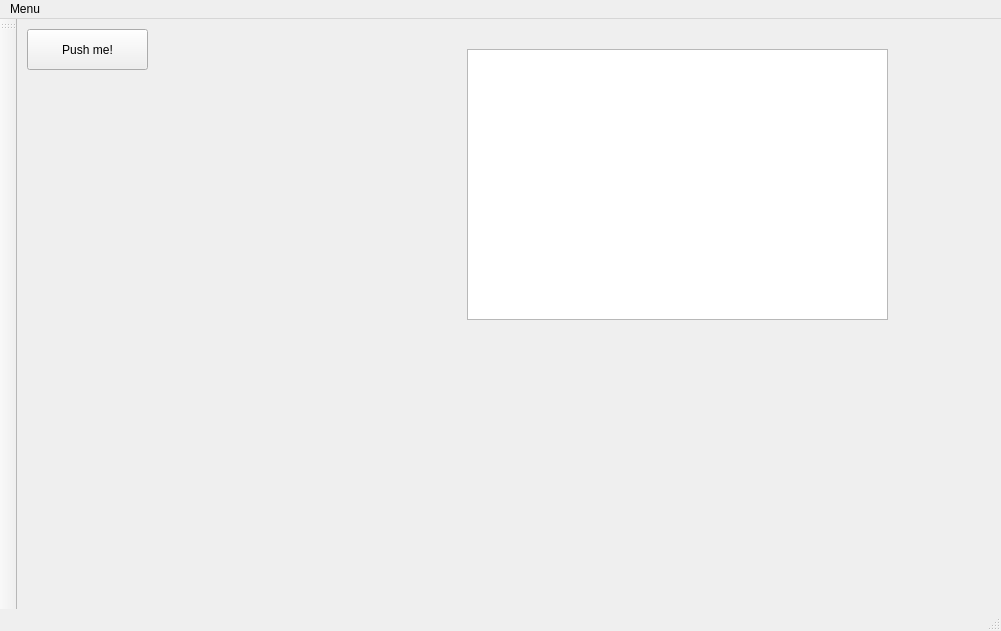
First picture: the form in Workstation_project_shae/mainwindow.ui, repository jspngh/shae-workstation, before the edit.
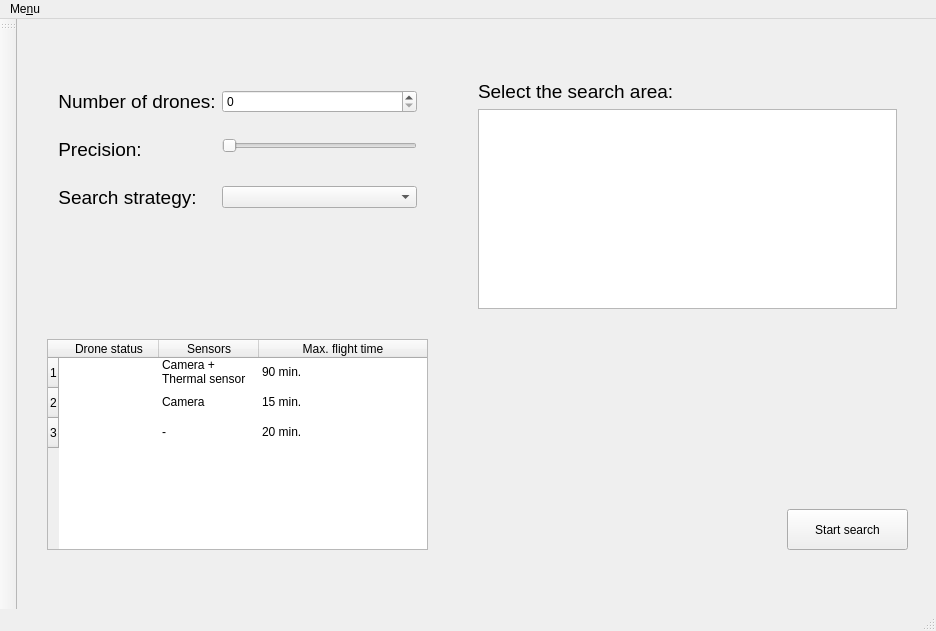
Second picture: the form after the edit.

Commit message: Basic layout init screen

What changed in the file:
```diff
--- a/Workstation_project_shae/mainwindow.ui
+++ b/Workstation_project_shae/mainwindow.ui
@@ -6,7 +6,7 @@
    <rect>
     <x>0</x>
     <y>0</y>
-    <width>1001</width>
+    <width>936</width>
     <height>631</height>
    </rect>
   </property>
@@ -17,38 +17,170 @@
    <widget class="QPushButton" name="helloWorldButton">
     <property name="geometry">
      <rect>
-      <x>10</x>
-      <y>10</y>
+      <x>770</x>
+      <y>490</y>
       <width>121</width>
       <height>41</height>
      </rect>
     </property>
     <property name="text">
-     <string>Push me!</string>
+     <string>Start search</string>
     </property>
    </widget>
-   <widget class="QLabel" name="helloWorldLabel">
+   <widget class="QTableWidget" name="dronesTable">
     <property name="geometry">
      <rect>
-      <x>100</x>
-      <y>110</y>
-      <width>191</width>
-      <height>71</height>
+      <x>30</x>
+      <y>320</y>
+      <width>381</width>
+      <height>211</height>
      </rect>
     </property>
-    <property name="text">
-     <string>&lt;html&gt;&lt;head/&gt;&lt;body&gt;&lt;p align=&quot;center&quot;&gt;&lt;span style=&quot; font-size:16pt;&quot;&gt;&lt;br/&gt;&lt;/span&gt;&lt;/p&gt;&lt;/body&gt;&lt;/html&gt;</string>
+    <property name="gridStyle">
+     <enum>Qt::NoPen</enum>
     </property>
+    <property name="sortingEnabled">
+     <bool>false</bool>
+    </property>
+    <property name="rowCount">
+     <number>3</number>
+    </property>
+    <attribute name="horizontalHeaderCascadingSectionResizes">
+     <bool>false</bool>
+    </attribute>
+    <attribute name="horizontalHeaderShowSortIndicator" stdset="0">
+     <bool>false</bool>
+    </attribute>
+    <attribute name="horizontalHeaderStretchLastSection">
+     <bool>true</bool>
+    </attribute>
+    <attribute name="verticalHeaderShowSortIndicator" stdset="0">
+     <bool>false</bool>
+    </attribute>
+    <row/>
+    <row/>
+    <row/>
+    <column>
+     <property name="text">
+      <string>Drone status</string>
+     </property>
+    </column>
+    <column>
+     <property name="text">
+      <string>Sensors</string>
+     </property>
+    </column>
+    <column>
+     <property name="text">
+      <string>Max. flight time</string>
+     </property>
+    </column>
+    <item row="0" column="0">
+     <property name="text">
+      <string/>
+     </property>
+    </item>
+    <item row="0" column="1">
+     <property name="text">
+      <string>Camera + Thermal sensor</string>
+     </property>
+    </item>
+    <item row="0" column="2">
+     <property name="text">
+      <string>90 min.</string>
+     </property>
+    </item>
+    <item row="1" column="1">
+     <property name="text">
+      <string>Camera</string>
+     </property>
+    </item>
+    <item row="1" column="2">
+     <property name="text">
+      <string>15 min.</string>
+     </property>
+    </item>
+    <item row="2" column="1">
+     <property name="text">
+      <string>-</string>
+     </property>
+    </item>
+    <item row="2" column="2">
+     <property name="text">
+      <string>20 min.</string>
+     </property>
+    </item>
    </widget>
-   <widget class="QGraphicsView" name="graphicsView">
+   <widget class="QWidget" name="layoutWidget">
     <property name="geometry">
      <rect>
       <x>450</x>
-      <y>30</y>
-      <width>421</width>
-      <height>271</height>
+      <y>50</y>
+      <width>441</width>
+      <height>251</height>
      </rect>
     </property>
+    <layout class="QVBoxLayout" name="searchArea">
+     <item>
+      <widget class="QLabel" name="searchAreaLabel">
+       <property name="text">
+        <string>&lt;html&gt;&lt;head/&gt;&lt;body&gt;&lt;p&gt;&lt;span style=&quot; font-size:14pt;&quot;&gt;Select the search area:&lt;/span&gt;&lt;/p&gt;&lt;/body&gt;&lt;/html&gt;</string>
+       </property>
+      </widget>
+     </item>
+     <item>
+      <widget class="QGraphicsView" name="searchAreaMap"/>
+     </item>
+    </layout>
+   </widget>
+   <widget class="QWidget" name="layoutWidget">
+    <property name="geometry">
+     <rect>
+      <x>30</x>
+      <y>60</y>
+      <width>381</width>
+      <height>241</height>
+     </rect>
+    </property>
+    <layout class="QFormLayout" name="searchParameters">
+     <property name="verticalSpacing">
+      <number>25</number>
+     </property>
+     <item row="0" column="0">
+      <widget class="QLabel" name="nrOfDronesLabel">
+       <property name="text">
+        <string>&lt;html&gt;&lt;head/&gt;&lt;body&gt;&lt;p align=&quot;center&quot;&gt;&lt;span style=&quot; font-size:14pt;&quot;&gt;Number of drones:&lt;/span&gt;&lt;/p&gt;&lt;/body&gt;&lt;/html&gt;</string>
+       </property>
+      </widget>
+     </item>
+     <item row="0" column="1">
+      <widget class="QSpinBox" name="nrOfDronesSpinBox"/>
+     </item>
+     <item row="1" column="0">
+      <widget class="QLabel" name="precisionLabel">
+       <property name="text">
+        <string>&lt;html&gt;&lt;head/&gt;&lt;body&gt;&lt;p align=&quot;center&quot;&gt;&lt;span style=&quot; font-size:14pt;&quot;&gt;Precision:&lt;/span&gt;&lt;/p&gt;&lt;/body&gt;&lt;/html&gt;</string>
+       </property>
+      </widget>
+     </item>
+     <item row="1" column="1">
+      <widget class="QSlider" name="precisionSlider">
+       <property name="orientation">
+        <enum>Qt::Horizontal</enum>
+       </property>
+      </widget>
+     </item>
+     <item row="2" column="0">
+      <widget class="QLabel" name="sarchStrategyLabel">
+       <property name="text">
+        <string>&lt;html&gt;&lt;head/&gt;&lt;body&gt;&lt;p align=&quot;center&quot;&gt;&lt;span style=&quot; font-size:14pt;&quot;&gt;Search strategy:&lt;/span&gt;&lt;/p&gt;&lt;/body&gt;&lt;/html&gt;</string>
+       </property>
+      </widget>
+     </item>
+     <item row="2" column="1">
+      <widget class="QComboBox" name="searchStrategyComboBox"/>
+     </item>
+    </layout>
    </widget>
   </widget>
   <widget class="QMenuBar" name="menuBar">
@@ -56,13 +188,13 @@
     <rect>
      <x>0</x>
      <y>0</y>
-     <width>1001</width>
-     <height>21</height>
+     <width>936</width>
+     <height>26</height>
     </rect>
    </property>
    <widget class="QMenu" name="menuOur_app">
     <property name="title">
-     <string>Menu</string>
+     <string>Me&amp;nu</string>
     </property>
     <addaction name="separator"/>
    </widget>
```
Left out of the diff: 4 changed lines with no effect on the pictures. The commit also changes 2 other files.
